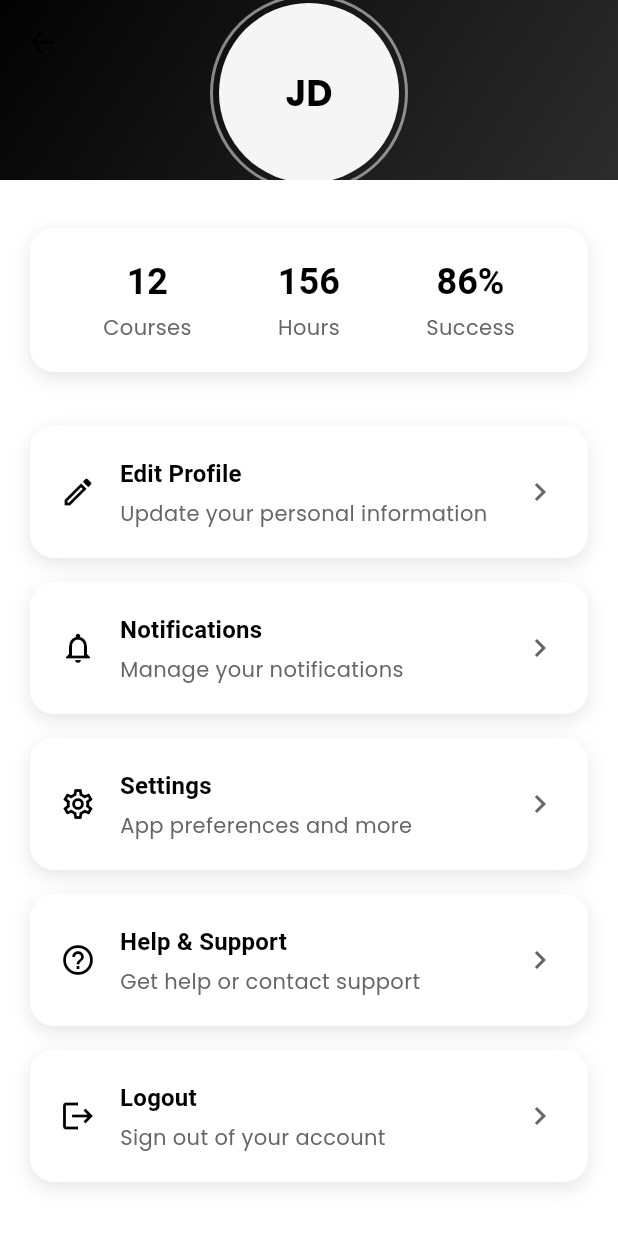
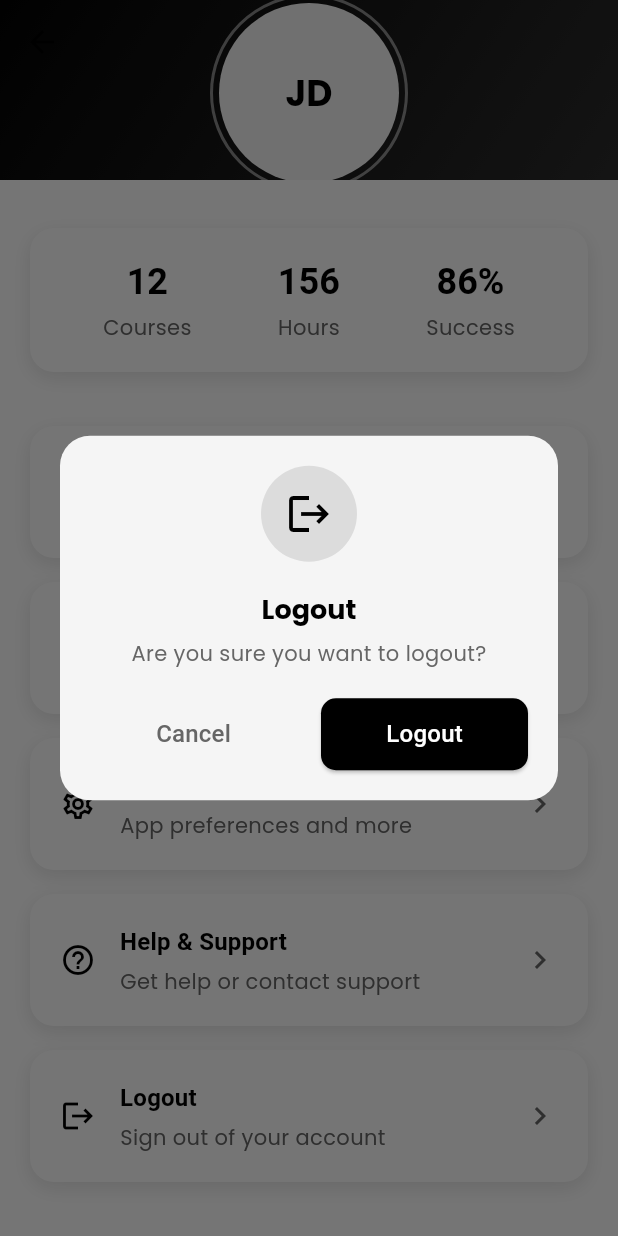
Before and after one commit to dd-18/e_learning_application, a Flutter app: the ProfileScreen screen opened by its route, scrolled down 160 dp, after a tap on "Logout", on a phone screen of 412 x 824 dp. Run offline on Flutter 3.47's test engine with Material 3 defaults, Android fonts, the phone set to English and light mode, and no system bars; our stand-ins replace bloc, cached_network_image, equatable, flutter_bloc, get, get_storage and 3 more; accounts and stored records are empty.

```diff
--- /dev/null
+++ b/lib/core/utils/app_dialogs.dart
@@ -0,0 +1,86 @@
+import 'package:e_learning_application/core/theme/app_colors.dart';
+import 'package:flutter/material.dart';
+import 'package:get/get.dart';
+
+class AppDialogs {
+  static Future<bool?> showLogoutDialog() {
+    return Get.dialog<bool>(
+      Dialog(
+        shape: RoundedRectangleBorder(borderRadius: BorderRadius.circular(20)),
+        child: Padding(
+          padding: EdgeInsets.all(20),
+          child: Column(
+            mainAxisSize: MainAxisSize.min,
+            children: [
+              Container(
+                padding: EdgeInsets.all(16),
+                decoration: BoxDecoration(
+                  color: AppColors.primary.withOpacity(0.1),
+                  shape: BoxShape.circle,
+                ),
+                child: Icon(Icons.logout, color: AppColors.primary, size: 32),
+              ),
+              SizedBox(height: 20),
+              Text(
+                'Logout',
+                style: Get.textTheme.titleLarge?.copyWith(
+                  fontWeight: FontWeight.bold,
+                ),
+              ),
+              SizedBox(height: 8),
+              Text(
+                'Are you sure you want to logout?',
+                textAlign: TextAlign.center,
+                style: Get.textTheme.bodyMedium?.copyWith(
+                  color: AppColors.secondary,
+                ),
+              ),
+              SizedBox(height: 20),
+              Row(
+                mainAxisAlignment: MainAxisAlignment.spaceEvenly,
+                children: [
+                  Expanded(
+                    child: TextButton(
+                      onPressed: () => Get.back(result: false),
+                      style: TextButton.styleFrom(
+                        padding: EdgeInsets.symmetric(vertical: 12),
+                        shape: RoundedRectangleBorder(
+                          borderRadius: BorderRadius.circular(10),
+                        ),
+                      ),
+                      child: Text(
+                        'Cancel',
+                        style: Get.textTheme.titleMedium?.copyWith(
+                          color: AppColors.secondary,
+                        ),
+                      ),
+                    ),
+                  ),
+                  SizedBox(width: 16),
+                  Expanded(
+                    child: ElevatedButton(
+                      onPressed: () => Get.back(result: true),
+                      style: ElevatedButton.styleFrom(
+                        backgroundColor: AppColors.error,
+                        padding: EdgeInsets.symmetric(vertical: 12),
+                        shape: RoundedRectangleBorder(
+                          borderRadius: BorderRadius.circular(10),
+                        ),
+                      ),
+                      child: Text(
+                        'Logout',
+                        style: Get.textTheme.titleMedium?.copyWith(
+                          color: Colors.white,
+                        ),
+                      ),
+                    ),
+                  ),
+                ],
+              ),
+            ],
+          ),
+        ),
+      ),
+    );
+  }
+}
--- a/lib/routes/app_routes.dart
+++ b/lib/routes/app_routes.dart
@@ -7,6 +7,7 @@ import 'package:e_learning_application/views/quiz/quiz_list/quiz_list_screen.dar
 import 'package:flutter/material.dart';
 
 import '../views/auth/forgot_password_screen.dart';
+import '../views/course/course_detail/course_detail_screen.dart';
 import '../views/course/course_list/course_list_screen.dart';
 import '../views/profile/profile_screen.dart';
 import '../views/splash/splash_screen.dart';
@@ -26,6 +27,7 @@ class AppRoutes {
 
   // course routes
   static const String courseList = "/courses";
+  static const String courseDetail = "/courses/:id";
 
   // course routes
   static const String quizList = "/quizzes";
@@ -69,6 +71,17 @@ class AppRoutes {
             categoryName: args?['categoryName'] as String?,
           ),
         );
+      case courseDetail:
+        String courseId;
+        if (setting.arguments != null) {
+          courseId = setting.arguments as String;
+        } else {
+          final uri = Uri.parse(setting.name ?? '');
+          courseId = uri.pathSegments.last;
+        }
+        return MaterialPageRoute(
+          builder: (_) => CourseDetailScreen(courseId: courseId),
+        );
       case quizList:
         return MaterialPageRoute(builder: (_) => const QuizListScreen());
       case profile:
--- a/lib/routes/route_pages.dart
+++ b/lib/routes/route_pages.dart
@@ -1,5 +1,6 @@
 import 'package:e_learning_application/routes/app_routes.dart';
 import 'package:e_learning_application/views/auth/login_screen.dart';
+import 'package:e_learning_application/views/course/course_detail/course_detail_screen.dart';
 import 'package:e_learning_application/views/home/home_screen.dart';
 import 'package:e_learning_application/views/quiz/quiz_list/quiz_list_screen.dart';
 import 'package:e_learning_application/views/splash/splash_screen.dart';
@@ -36,6 +37,10 @@ class AppPages {
         categoryName: Get.arguments?['categoryName'] as String?,
       ),
     ),
+    GetPage(
+      name: AppRoutes.courseDetail,
+      page: () => CourseDetailScreen(courseId: Get.parameters['id'] ?? ''),
+    ),
     GetPage(name: AppRoutes.quizList, page: () => QuizListScreen()),
     GetPage(name: AppRoutes.profile, page: () => ProfileScreen()),
     GetPage(name: AppRoutes.teacherHome, page: () => TeacherHomeScreen()),
--- a/lib/views/home/widgets/recommended_course_card.dart
+++ b/lib/views/home/widgets/recommended_course_card.dart
@@ -1,6 +1,8 @@
 import 'package:cached_network_image/cached_network_image.dart';
 import 'package:e_learning_application/core/theme/app_colors.dart';
+import 'package:e_learning_application/routes/app_routes.dart';
 import 'package:flutter/material.dart';
+import 'package:get/get.dart';
 import 'package:shimmer/shimmer.dart';
 
 class RecommendedCourseCard extends StatelessWidget {
@@ -41,7 +43,10 @@ class RecommendedCourseCard extends StatelessWidget {
         color: Colors.transparent,
         child: InkWell(
           borderRadius: BorderRadius.circular(16),
-          onTap: () {},
+          onTap: () => Get.toNamed(
+            AppRoutes.courseDetail.replaceAll(':id', courseId),
+            arguments: courseId,
+          ),
           child: Column(
             crossAxisAlignment: CrossAxisAlignment.start,
             children: [
```
